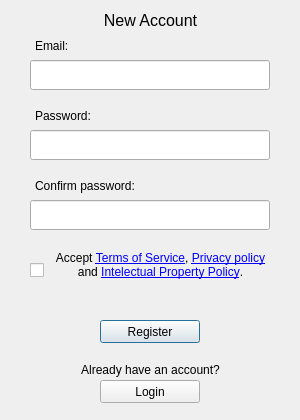
Before: the Qt Designer form pCloud/registerwindow.ui in pcloudcom/pfs-gui, drawn with Qt 5.
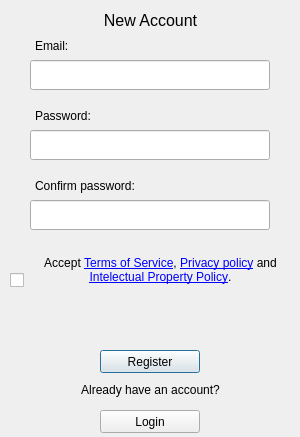
After: the same form once the commit is applied.

Commit message: Fixed share-folder crash when no folder is selected (e.g. empty volume). Register form rearranged.

```diff
--- a/pCloud/registerwindow.ui
+++ b/pCloud/registerwindow.ui
@@ -7,7 +7,7 @@
     <x>0</x>
     <y>0</y>
     <width>300</width>
-    <height>420</height>
+    <height>437</height>
    </rect>
   </property>
   <property name="windowTitle">
@@ -40,10 +40,10 @@
    <widget class="QLabel" name="error">
     <property name="geometry">
      <rect>
-      <x>20</x>
-      <y>320</y>
-      <width>260</width>
-      <height>21</height>
+      <x>0</x>
+      <y>300</y>
+      <width>301</width>
+      <height>41</height>
      </rect>
     </property>
     <property name="text">
@@ -80,7 +80,7 @@
     <property name="geometry">
      <rect>
       <x>100</x>
-      <y>320</y>
+      <y>350</y>
       <width>100</width>
       <height>23</height>
      </rect>
@@ -124,8 +124,8 @@
    <widget class="QCheckBox" name="accepttos">
     <property name="geometry">
      <rect>
-      <x>30</x>
-      <y>260</y>
+      <x>10</x>
+      <y>270</y>
       <width>20</width>
       <height>20</height>
      </rect>
@@ -137,10 +137,10 @@
    <widget class="QLabel" name="label_4">
     <property name="geometry">
      <rect>
-      <x>50</x>
-      <y>240</y>
-      <width>221</width>
-      <height>51</height>
+      <x>30</x>
+      <y>230</y>
+      <width>261</width>
+      <height>81</height>
      </rect>
     </property>
     <property name="text">
@@ -180,9 +180,9 @@
    <widget class="QLabel" name="label_6">
     <property name="geometry">
      <rect>
-      <x>10</x>
-      <y>360</y>
-      <width>281</width>
+      <x>0</x>
+      <y>380</y>
+      <width>301</width>
       <height>20</height>
      </rect>
     </property>
@@ -197,7 +197,7 @@
     <property name="geometry">
      <rect>
       <x>100</x>
-      <y>380</y>
+      <y>410</y>
       <width>100</width>
       <height>23</height>
      </rect>
```
The commit also changes 1 other file.
